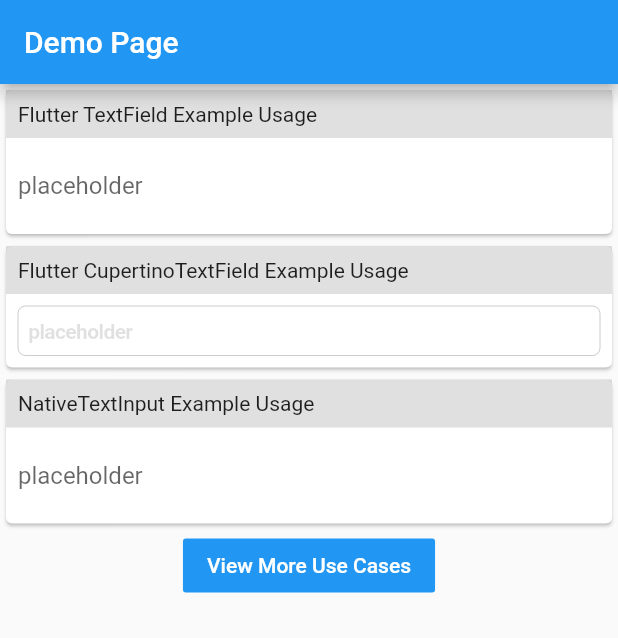
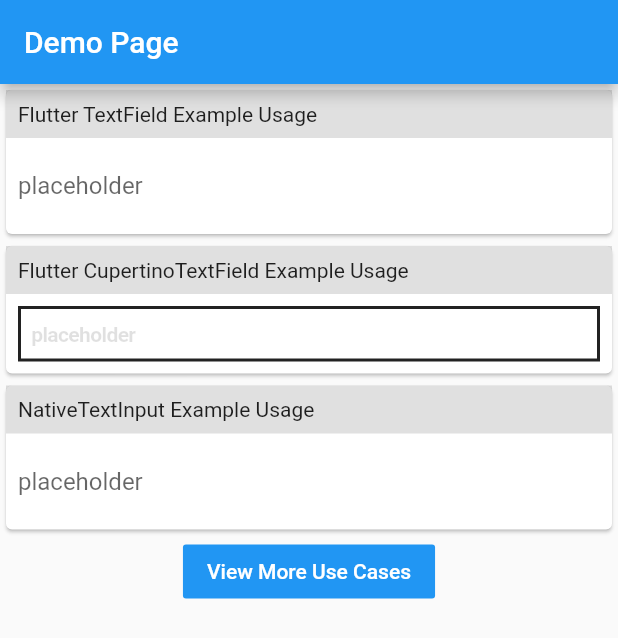
Before and after one commit to henryleunghk/flutter-native-text-input, a Flutter app: the screen it shows after launch, on a phone screen of 412 x 824 dp. Shown: the top 638 px of the screen. Run offline on Flutter 3.47's test engine with Material 2 defaults, Android fonts, the phone set to English and light mode, and no system bars.

Commit message:
support custom decoration (#8)

```diff
--- a/example/lib/main.dart
+++ b/example/lib/main.dart
@@ -49,6 +49,12 @@ class HomePage extends StatelessWidget {
           DemoItem(
             title: 'Flutter CupertinoTextField Example Usage',
             child: CupertinoTextField(
+              decoration: BoxDecoration(
+                border: Border.all(
+                  color: Colors.black87,
+                  width: 2,
+                ),
+              ),
               style: TextStyle(
                 fontSize: 16,
                 color: Colors.black54,
@@ -67,6 +73,12 @@ class HomePage extends StatelessWidget {
             title: 'NativeTextInput Example Usage',
             child: Platform.isIOS
                 ? NativeTextInput(
+                    decoration: BoxDecoration(
+                      border: Border.all(
+                        color: Colors.black87,
+                        width: 2,
+                      ),
+                    ),
                     style: TextStyle(
                       fontSize: 16,
                       color: Colors.black54,
```
Also changed, not shown: lib/flutter_native_text_input.dart (+11 -5 lines).
